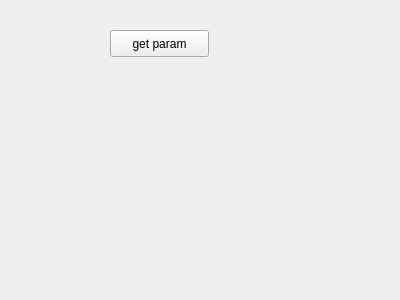
Above: irrigationsysApp/frmdbtest.ui from Qasemt/irrigationsystem before the change. Below: the same form after it.
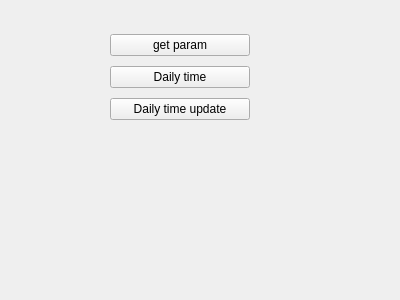
That is the form after the change.

What changed in the file:
```diff
--- a/irrigationsysApp/frmdbtest.ui
+++ b/irrigationsysApp/frmdbtest.ui
@@ -13,18 +13,38 @@
   <property name="windowTitle">
    <string>Form</string>
   </property>
-  <widget class="QPushButton" name="btnGetParams">
+  <widget class="QWidget" name="">
    <property name="geometry">
     <rect>
      <x>110</x>
      <y>30</y>
-     <width>99</width>
-     <height>27</height>
+     <width>140</width>
+     <height>95</height>
     </rect>
    </property>
-   <property name="text">
-    <string>get param</string>
-   </property>
+   <layout class="QVBoxLayout" name="verticalLayout">
+    <item>
+     <widget class="QPushButton" name="btnGetParams">
+      <property name="text">
+       <string>get param</string>
+      </property>
+     </widget>
+    </item>
+    <item>
+     <widget class="QPushButton" name="btnDailyTime1">
+      <property name="text">
+       <string>Daily time</string>
+      </property>
+     </widget>
+    </item>
+    <item>
+     <widget class="QPushButton" name="btnDailyTimeupdate">
+      <property name="text">
+       <string>Daily time update</string>
+      </property>
+     </widget>
+    </item>
+   </layout>
   </widget>
  </widget>
  <resources/>
```
